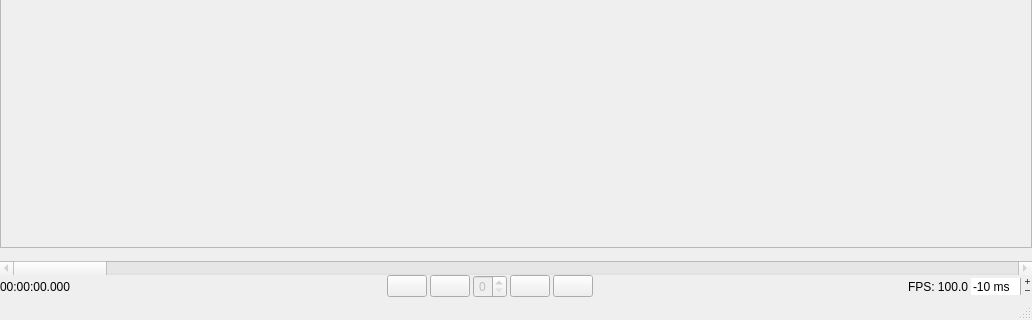
Above: lib/ui/mainUi.ui from wonkoderverstaendige/Spotter before the change; both pictures show x 0 to 1032 and y 216 to 536 of the 1032 by 536 pixel window. Below: the same form after it.
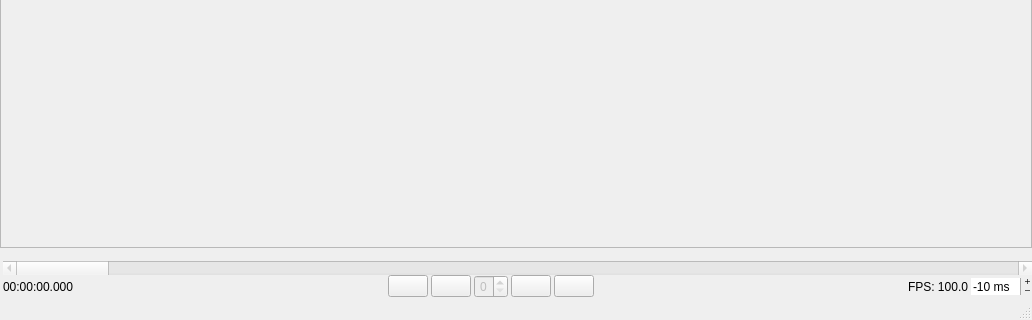
That is the form after the change. Icons and pictures are not drawn.

```diff
--- a/lib/ui/mainUi.ui
+++ b/lib/ui/mainUi.ui
@@ -89,15 +89,15 @@
       <property name="sizeConstraint">
        <enum>QLayout::SetDefaultConstraint</enum>
       </property>
+      <property name="leftMargin">
+       <number>3</number>
+      </property>
       <property name="horizontalSpacing">
        <number>3</number>
       </property>
       <property name="verticalSpacing">
        <number>0</number>
       </property>
-      <property name="leftMargin">
-       <number>0</number>
-      </property>
       <item row="1" column="9">
        <widget class="QSpinBox" name="spin_offset">
         <property name="focusPolicy">
```
Left out of the diff: 3 changed lines with no effect on the pictures.
